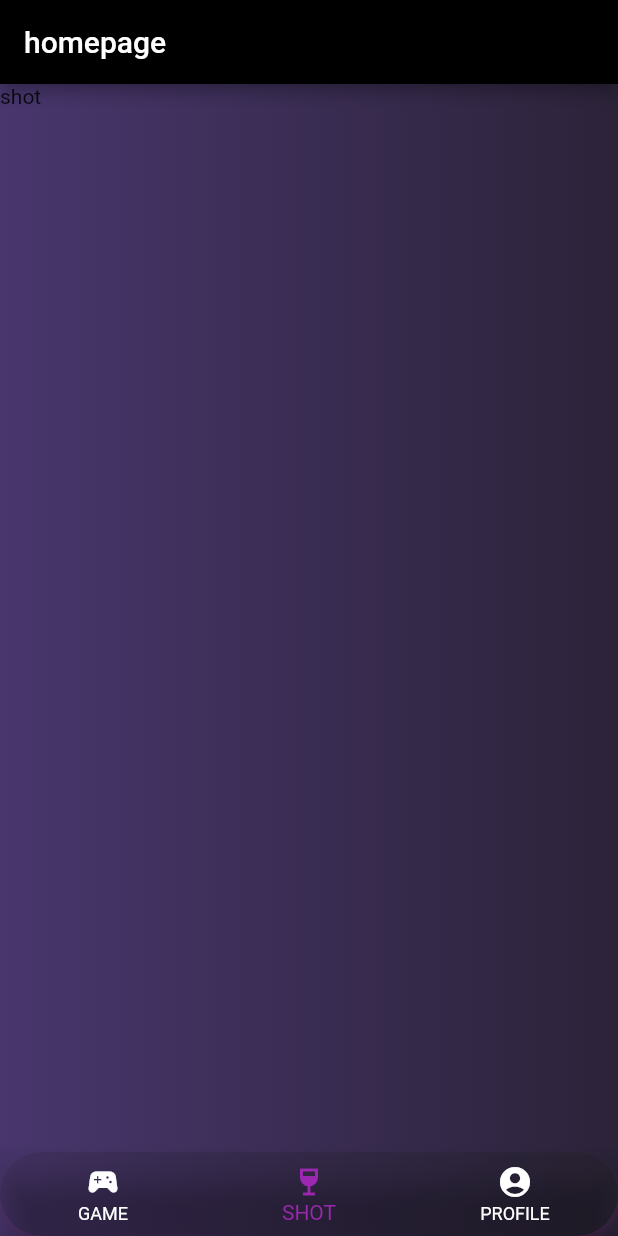
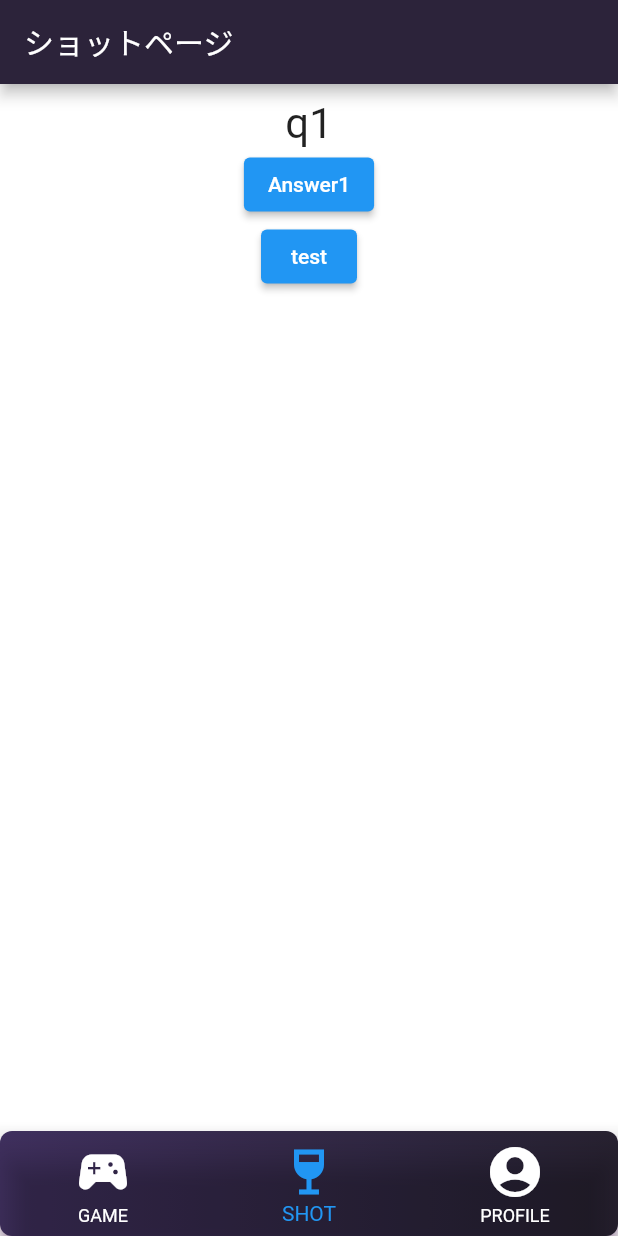
Before and after one commit to Makito119/flutter_app, a Flutter app: the screen it shows after launch, item 2 of the bottom bar chosen, on a phone screen of 412 x 824 dp. Run offline on Flutter 3.47's test engine with Material 2 defaults, Android fonts, the phone set to English and light mode, and no system bars; our stand-ins replace dot_navigation_bar, flutter_riverpod, hooks_riverpod.

Commit message:
0807 17:28

```diff
--- a/lib/main.dart
+++ b/lib/main.dart
@@ -1,12 +1,10 @@
 import 'package:flutter/material.dart';
-import 'game_page.dart';
-import 'test_page.dart';
-import 'shot_page.dart';
-import 'package:dot_navigation_bar/dot_navigation_bar.dart';
+import 'view/homepage.dart';
+import 'package:hooks_riverpod/hooks_riverpod.dart';
 
-void main() {
-  runApp(const MyApp());
-}
+void main() => runApp(const ProviderScope(
+      child: MyApp(),
+    ));
 
 class MyApp extends StatelessWidget {
   const MyApp({Key? key}) : super(key: key);
@@ -16,123 +14,9 @@ class MyApp extends StatelessWidget {
     return MaterialApp(
       title: 'Flutter Demo',
       theme: ThemeData(
-          primarySwatch: Colors.purple,
+          primarySwatch: Colors.blue,
           scaffoldBackgroundColor: Colors.transparent),
-      home: const MyHomePage(),
+      home: MyHomePage(),
     );
   }
 }
-
-class MyHomePage extends StatefulWidget {
-  const MyHomePage({
-    Key? key,
-  }) : super(key: key);
-  //final String title;
-
-  @override
-  _MyHomePageState createState() => _MyHomePageState();
-}
-
-class _MyHomePageState extends State<MyHomePage> {
-  int _selectedIndex = 0;
-  final PageController _pageController = PageController();
-  static List<Widget> _pageList = [GamePage(), ShotPage(), TestPage()];
-
-  void _onPageChanged(int index) {
-    setState(() {
-      _selectedIndex = index;
-    });
-  }
-
-  @override
-  void dispose() {
-    super.dispose();
-    _pageController.dispose();
-  }
-
-  @override
-  Widget build(BuildContext context) {
-    var bottomNavigationBar3 = Container(
-        decoration: BoxDecoration(
-          borderRadius: BorderRadius.circular(76),
-          boxShadow: const [
-            BoxShadow(
-              color: Color(0x59763380),
-              blurRadius: 4,
-              offset: Offset(0, 4),
-            ),
-          ],
-          gradient: const LinearGradient(
-            begin: Alignment.centerLeft,
-            end: Alignment.centerRight,
-            colors: [Color(0xff423262), Color(0xff282232)],
-          ),
-        ),
-        child: BottomNavigationBar(
-          backgroundColor: Colors.transparent,
-          unselectedItemColor: Colors.white,
-          items: const [
-            BottomNavigationBarItem(
-              icon: Icon(Icons.sports_esports),
-              label: 'GAME',
-            ),
-            BottomNavigationBarItem(
-              icon: Icon(Icons.wine_bar),
-              label: 'SHOT',
-            ),
-            BottomNavigationBarItem(
-              icon: Icon(Icons.account_circle),
-              label: 'PROFILE',
-            ),
-          ],
-          currentIndex: _selectedIndex,
-          // デフォルトでshiftingタイプが設定されてしまうため、fixedタプを指定
-          type: BottomNavigationBarType.fixed,
-          onTap: (index) {
-            _selectedIndex = index;
-            _pageController.animateToPage(index,
-                duration: Duration(milliseconds: 100),
-                curve: Curves.easeInExpo);
-          },
-        ));
-    var bottomNavigationBar2 = DotNavigationBar(
-      backgroundColor: Colors.black,
-      unselectedItemColor: Colors.white,
-      margin: EdgeInsets.only(left: 40, right: 10),
-      paddingR: const EdgeInsets.only(bottom: 10, top: 5),
-      marginR: const EdgeInsets.symmetric(horizontal: 70.0, vertical: 0.0),
-      //margin: const EdgeInsets.all(40),
-      items: [
-        DotNavigationBarItem(
-          icon: const Icon(Icons.sports_esports),
-        ),
-        DotNavigationBarItem(
-          icon: const Icon(Icons.wine_bar),
-        ),
-        DotNavigationBarItem(
-          icon: const Icon(Icons.account_circle),
-        ),
-      ],
-
-      currentIndex: _selectedIndex,
-      // デフォルトでshiftingタイプが設定されてしまうため、fixedタプを指定
-      //type: BottomNavigationBarType.fixed,
-      onTap: (index) {
-        _selectedIndex = index;
-        _pageController.animateToPage(index,
-            duration: Duration(milliseconds: 100), curve: Curves.easeInExpo);
-      },
-    );
-
-    var scaffold = Scaffold(
-        extendBody: true,
-        appBar: AppBar(
-            backgroundColor: Colors.black, title: const Text("homepage")),
-        body: PageView(
-            controller: _pageController,
-            onPageChanged: _onPageChanged,
-            children: _pageList),
-        bottomNavigationBar: bottomNavigationBar3);
-    return scaffold;
-  }
-}
--- /dev/null
+++ b/lib/model/hoempage_notifier.dart
@@ -0,0 +1,3 @@
+import 'package:flutter_riverpod/flutter_riverpod.dart';
+
+final tabtypeProvider = StateProvider<int>((ref) => 0);
--- a/lib/shot_page.dart
+++ /dev/null
@@ -1,16 +0,0 @@
-import 'package:flutter/material.dart';
-
-class  ShotPage extends StatelessWidget {
-  @override
-  Widget build(BuildContext context) {
-    return Container(
-      decoration: const BoxDecoration(
-          gradient: LinearGradient(
-        begin: Alignment.centerLeft,
-        end: Alignment.centerRight,
-        colors: [Color(0xff48366d), Color(0xff2c2339)],
-      )),
-      child: Text("shot"),
-    );
-  }
-}
--- /dev/null
+++ b/lib/view/homepage.dart
@@ -0,0 +1,66 @@
+import 'package:flutter/material.dart';
+import 'game_page.dart';
+import 'test_page.dart';
+import 'shot_page.dart';
+import 'package:hooks_riverpod/hooks_riverpod.dart';
+import '../model/hoempage_notifier.dart';
+
+class MyHomePage extends HookConsumerWidget {
+  MyHomePage({
+    Key? key,
+  }) : super(key: key);
+
+  final List _pageList = [GamePage(), ShotPage(), TestPage()];
+  final _appBarName = ['ゲーム', 'ショットページ', 'プロフィール'];
+
+  @override
+  Widget build(BuildContext context, WidgetRef ref) {
+    final tabType = ref.watch(tabtypeProvider);
+
+    var bottomNavigationBar3 = Container(
+        decoration: BoxDecoration(
+          borderRadius: BorderRadius.circular(8),
+          boxShadow: const [
+            BoxShadow(
+              color: Color(0x59763380),
+              blurRadius: 4,
+              offset: Offset(0, 4),
+            ),
+          ],
+          gradient: const LinearGradient(
+            begin: Alignment.centerLeft,
+            end: Alignment.centerRight,
+            colors: [Color(0xff423262), Color(0xff282232)],
+          ),
+        ),
+        child: BottomNavigationBar(
+          backgroundColor: Colors.transparent,
+          unselectedItemColor: Colors.white,
+          items: const [
+            BottomNavigationBarItem(
+              icon: Icon(Icons.sports_esports, size: 40),
+              label: 'GAME',
+            ),
+            BottomNavigationBarItem(
+              icon: Icon(Icons.wine_bar, size: 40),
+              label: 'SHOT',
+            ),
+            BottomNavigationBarItem(
+              icon: Icon(Icons.account_circle, size: 40),
+              label: 'PROFILE',
+            ),
+          ],
+          currentIndex: tabType,
+          // デフォルトでshiftingタイプが設定されてしまうため、fixedタプを指定
+          type: BottomNavigationBarType.fixed,
+          onTap: (index) => ref.read(tabtypeProvider.notifier).state = index,
+        ));
+    return Scaffold(
+        extendBody: true,
+        appBar: AppBar(
+            backgroundColor: Color(0xff2c233a),
+            title: Text(_appBarName[tabType])),
+        body: _pageList[tabType],
+        bottomNavigationBar: bottomNavigationBar3);
+  }
+}
--- /dev/null
+++ b/lib/view/question.dart
@@ -0,0 +1,20 @@
+import 'package:flutter/material.dart';
+
+class Question extends StatelessWidget {
+  //const Question(this.questionText);
+  final String questionText;
+  Question(this.questionText);
+
+  @override
+  Widget build(BuildContext context) {
+    return Container(
+      width: double.infinity,
+      margin: EdgeInsets.only(top: 10),
+      child: Text(
+        questionText,
+        style: TextStyle(fontSize: 28),
+        textAlign: TextAlign.center,
+      ),
+    );
+  }
+}
--- /dev/null
+++ b/lib/view/shot_page.dart
@@ -0,0 +1,50 @@
+import 'package:flutter/material.dart';
+import 'question.dart';
+
+class ShotPage extends StatefulWidget {
+  @override
+  State<StatefulWidget> createState() {
+    // TODO: implement createState
+    return ShotPageState();
+  }
+}
+
+class ShotPageState extends State<ShotPage> {
+  void test() {
+    Text("Test");
+  }
+
+  var questionIndex = 0;
+  void answerQuestion() {
+    setState(() {
+      questionIndex = questionIndex + 1;
+    });
+    print(questionIndex);
+  }
+
+  @override
+  Widget build(BuildContext context) {
+    var questions = ["q1", "q2", "q3"];
+    return Container(
+        // decoration: const BoxDecoration(
+        //     gradient: LinearGradient(
+        //   begin: Alignment.centerLeft,
+        //   end: Alignment.centerRight,
+        //   colors: [Color(0xff48366d), Color(0xff2c2339)],
+        // )),
+        color: Colors.white,
+        child: Column(
+          children: [
+            Question(questions[questionIndex]),
+            ElevatedButton(
+              onPressed: answerQuestion,
+              child: const Text('Answer1'),
+            ),
+            ElevatedButton(
+              onPressed: () => print("test"),
+              child: const Text('test'),
+            ),
+          ],
+        ));
+  }
+}
--- a/pubspec.yaml
+++ b/pubspec.yaml
@@ -37,6 +37,8 @@ dependencies:
   flutter_svg: ^1.1.1+1
   dot_navigation_bar: ^1.0.1+4
   flutter_gradient_colors: ^2.1.1
+  hooks_riverpod: ^1.0.4
+  flutter_hooks: ^0.18.5+1
 
 dev_dependencies:
   flutter_test:
```
Also changed, not shown: lib/bottomNavigationBar.dart (+32 -0 lines), lib/game_page.dart (deleted, +0 -23 lines), lib/test_page.dart (deleted, +0 -16 lines), lib/view/game_page.dart (added, +42 -0 lines), lib/view/test_page.dart (added, +11 -0 lines), pubspec.lock.
